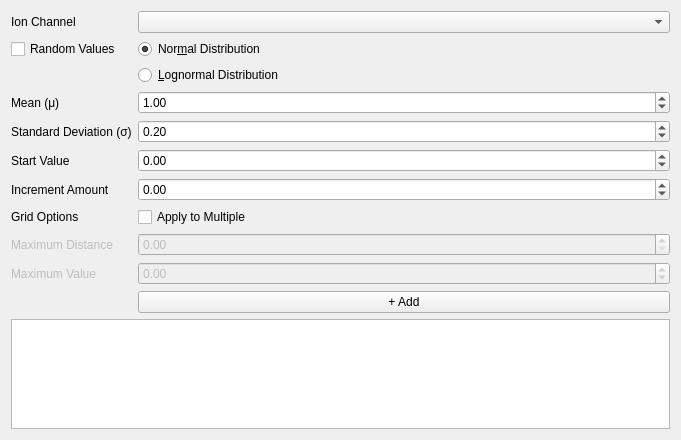
Qt form GridEditor/ionchannelconfig.ui (hundlab/LongQt) before a commit.
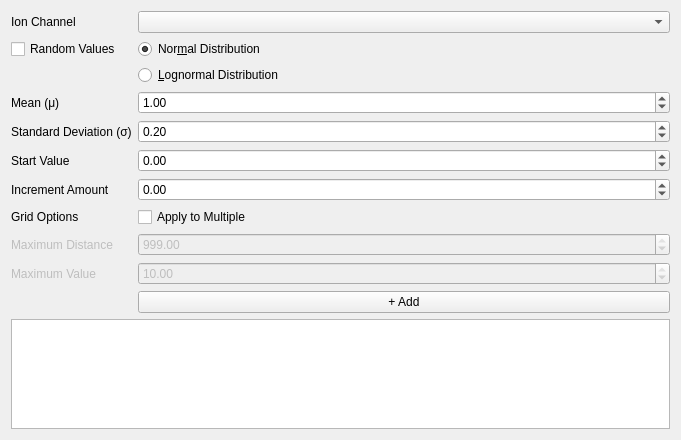
The same form after that commit.

What changed in the file:
```diff
--- a/GridEditor/ionchannelconfig.ui
+++ b/GridEditor/ionchannelconfig.ui
@@ -142,7 +142,10 @@
         <bool>false</bool>
        </property>
        <property name="maximum">
-        <double>400.000000000000000</double>
+        <double>999.000000000000000</double>
+       </property>
+       <property name="value">
+        <double>999.000000000000000</double>
        </property>
       </widget>
      </item>
@@ -167,6 +170,9 @@
        <property name="maximum">
         <double>10.000000000000000</double>
        </property>
+       <property name="value">
+        <double>10.000000000000000</double>
+       </property>
       </widget>
      </item>
      <item row="17" column="1">
```
